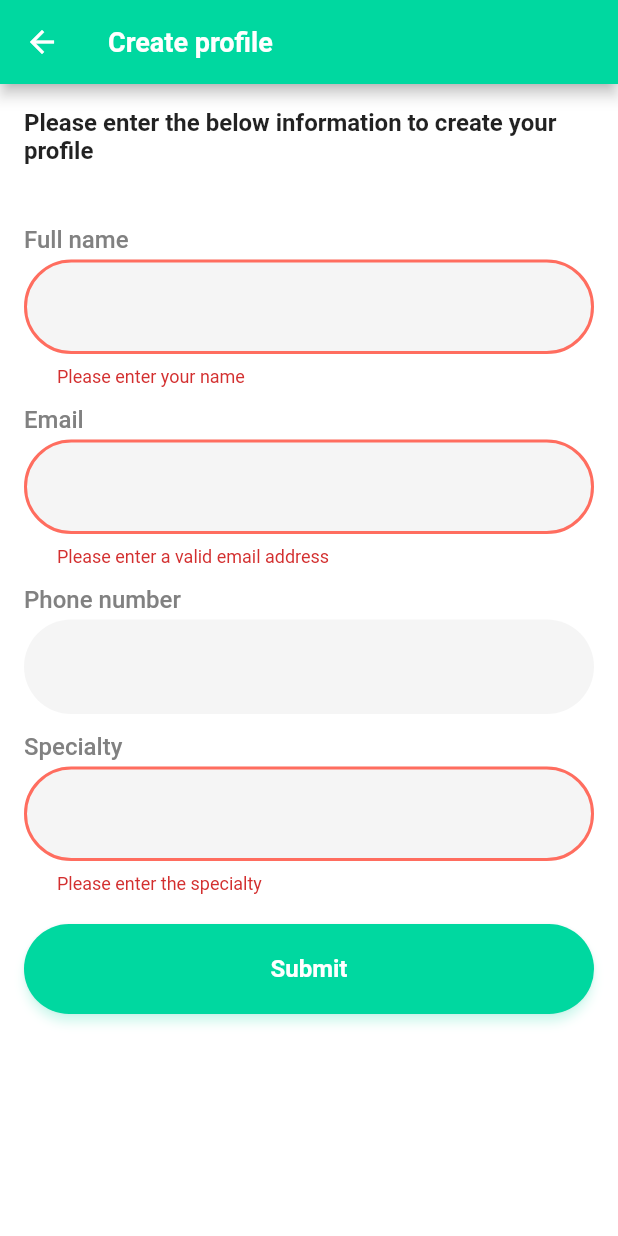
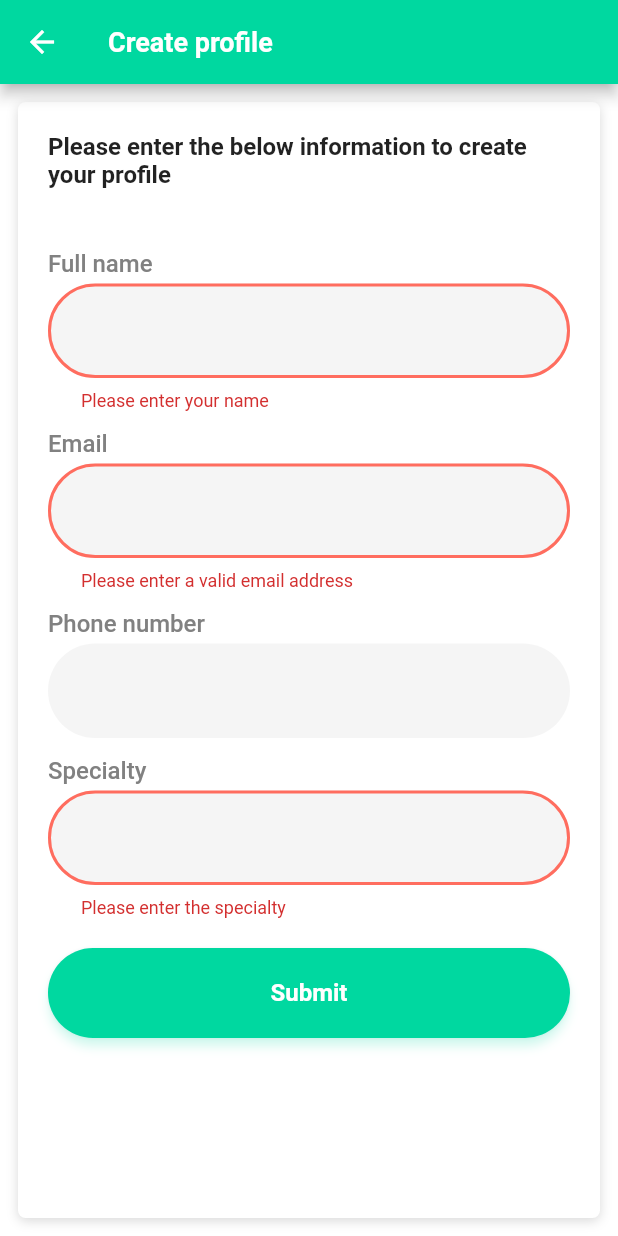
Before and after one commit to Djamel96/doctoVirt, a Flutter app: the CreateProfileDoctorScreen screen opened directly, after a tap on "Submit", on a phone screen of 412 x 824 dp. Run offline on Flutter 3.47's test engine with Material 2 defaults, Android fonts, the phone set to English and light mode, and no system bars; our stand-ins replace email_validator, flutter_keyboard_visibility, flutter_svg, get, permission_handler, shared_preferences; missing offline and left inert: agora_rtc_engine; accounts and stored records are empty; Roboto replaces fonts that are missing (DMSans).

Commit message:
doctor login

```diff
--- a/lib/chooseProfile/choose_profile_type_screen.dart
+++ b/lib/chooseProfile/choose_profile_type_screen.dart
@@ -1,4 +1,5 @@
 import 'package:doctovirt/doctor/screens/create_profile_doctor_screen.dart';
+import 'package:doctovirt/doctor/screens/doctor_login_screen.dart';
 import 'package:doctovirt/doctorsList/screens/doctors_list_main_screen.dart';
 import 'package:doctovirt/elements/rounded_button.dart';
 import 'package:flutter/material.dart';
@@ -102,12 +103,12 @@ class _ChooseProfileTypeScreenState extends State<ChooseProfileTypeScreen> {
               ],
             ),
           ),
-          Spacer(),
+          const Spacer(),
           RoundedButton(
             content: "Next",
             onPressed: () {
               if (isDoctor == true) {
-                Get.to(() => const CreateProfileDoctorScreen());
+                Get.to(() => const DoctorLoginScreen());
               } else if (isDoctor == false) {
                 Get.to(() => const DoctorsListMainScreen());
               }
--- a/lib/doctor/screens/create_profile_doctor_screen.dart
+++ b/lib/doctor/screens/create_profile_doctor_screen.dart
@@ -1,6 +1,8 @@
+import 'package:doctovirt/elements/custom_card.dart';
 import 'package:doctovirt/elements/rich_text_field.dart';
 import 'package:doctovirt/elements/rounded_button.dart';
 import 'package:doctovirt/helper/constants.dart';
+import 'package:doctovirt/helper/keyboard_dismiss.dart';
 import 'package:doctovirt/them/colors.dart';
 import 'package:email_validator/email_validator.dart';
 import 'package:flutter/material.dart';
@@ -26,8 +28,11 @@ class _CreateProfileDoctorScreenState extends State<CreateProfileDoctorScreen> {
     return Scaffold(
       backgroundColor: AppColors.scaffold,
       appBar: AppBar(title: const Text("Create profile")),
-      body: ListView(
-        padding: const EdgeInsets.all(16),
+      body: CustomCardW(
+        // paddings: EdgeInsets.all(12),
+        margins: const EdgeInsets.all(12),
+        child: ListView(
+          // padding: const EdgeInsets.all(16),
           children: [
             const Text(
               "Please enter the below information to create your profile",
@@ -84,17 +89,25 @@ class _CreateProfileDoctorScreenState extends State<CreateProfileDoctorScreen> {
                   RoundedButton(
                     content: "Submit",
                     onPressed: () => _submitProfile(),
-                )
+                    loading: loading,
+                  ),
+                  const SizedBox(height: 20),
                 ],
               ),
             )
           ],
         ),
+      ),
     );
   }
 
   _submitProfile() {
+    keyBoardDispose(context);
     final form = _formKey.currentState;
-    if (!loading && form!.validate()) {}
+    if (!loading && form!.validate()) {
+      setState(() {
+        loading = true;
+      });
     }
   }
+}
--- a/lib/elements/rich_text_field.dart
+++ b/lib/elements/rich_text_field.dart
@@ -194,8 +194,8 @@ class _RichTextFieldState extends State<RichTextField> {
                             ? InkWell(
                                 child: SvgPicture.asset(
                                   _hidePassword
-                                      ? 'assets/icons/eye_disabled.svg'
-                                      : 'assets/icons/eye.svg',
+                                      ? 'assets/eye_disabled.svg'
+                                      : 'assets/eye.svg',
                                   width: 22,
                                 ),
                                 onTap: () {
@@ -218,8 +218,8 @@ class _RichTextFieldState extends State<RichTextField> {
                         ? InkWell(
                             child: SvgPicture.asset(
                               _hidePassword
-                                  ? 'assets/icons/eye_disabled.svg'
-                                  : 'assets/icons/eye.svg',
+                                  ? 'assets/eye_disabled.svg'
+                                  : 'assets/eye.svg',
                               width: 22,
                             ),
                             onTap: () {
--- a/lib/elements/rounded_button.dart
+++ b/lib/elements/rounded_button.dart
@@ -1,3 +1,4 @@
+import 'package:doctovirt/elements/default_loading.dart';
 import 'package:flutter/material.dart';
 
 import '../them/colors.dart';
@@ -13,6 +14,7 @@ class RoundedButton extends StatelessWidget {
   final List<BoxShadow>? shadow;
   final EdgeInsets? contentPadding;
   final bool active;
+  final bool loading;
   RoundedButton({
     this.width,
     this.height,
@@ -24,6 +26,7 @@ class RoundedButton extends StatelessWidget {
     this.border,
     this.contentPadding,
     this.active = true,
+    this.loading = false,
   });
 
   @override
@@ -66,7 +69,9 @@ class RoundedButton extends StatelessWidget {
                 child: Container(
                   height: height ?? 60,
                   alignment: Alignment.center,
-                  child: Text(
+                  child: loading
+                      ? const Loading()
+                      : Text(
                           content,
                           style: const TextStyle(
                               fontSize: 16,
--- /dev/null
+++ b/lib/helper/keyboard_dismiss.dart
@@ -0,0 +1,5 @@
+import 'package:flutter/material.dart';
+
+keyBoardDispose(BuildContext context) {
+  FocusScope.of(context).requestFocus(FocusNode());
+}
--- a/pubspec.yaml
+++ b/pubspec.yaml
@@ -20,6 +20,7 @@ dependencies:
   provider: ^6.0.5
   cupertino_icons: ^1.0.2
   email_validator: ^2.1.17
+  flutter_keyboard_visibility: ^5.1.0
 
 dev_dependencies:
   flutter_test:
```
Also changed, not shown: lib/doctor/screens/doctor_login_screen.dart (added, +101 -0 lines), lib/elements/default_loading.dart (added, +32 -0 lines), assets/eye.svg (added), assets/eye_disabled.svg (added), pubspec.lock. Lines whose indentation alone changed are shown as unchanged.
